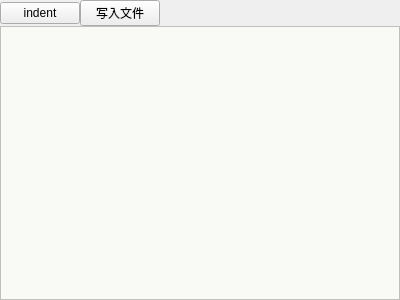
Ji-Yuhang/nce, file src/import.ui: the form before one commit.
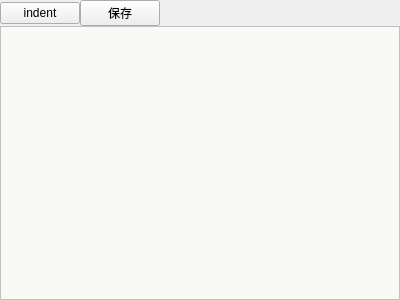
The form after the commit.

The edit to the form file:
```diff
--- a/src/import.ui
+++ b/src/import.ui
@@ -39,7 +39,7 @@
    <item row="0" column="1">
     <widget class="QPushButton" name="write">
      <property name="text">
-      <string>写入文件</string>
+      <string>保存</string>
      </property>
     </widget>
    </item>
```
Left out of the diff: 2 changed lines with no effect on the pictures.
